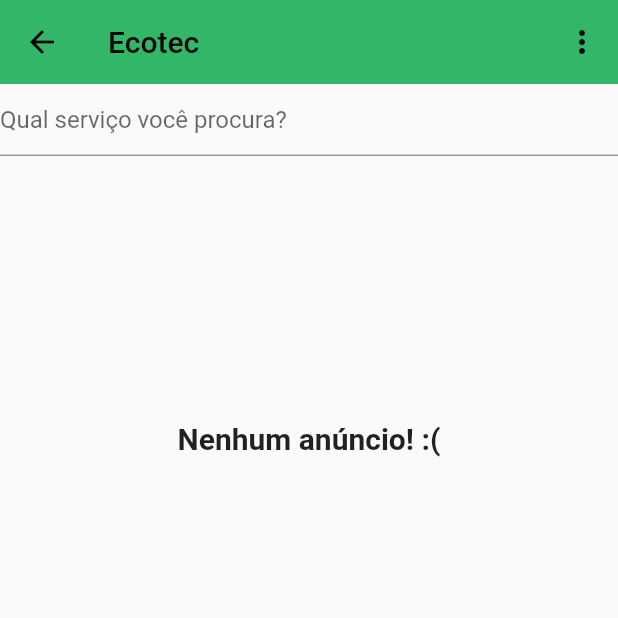
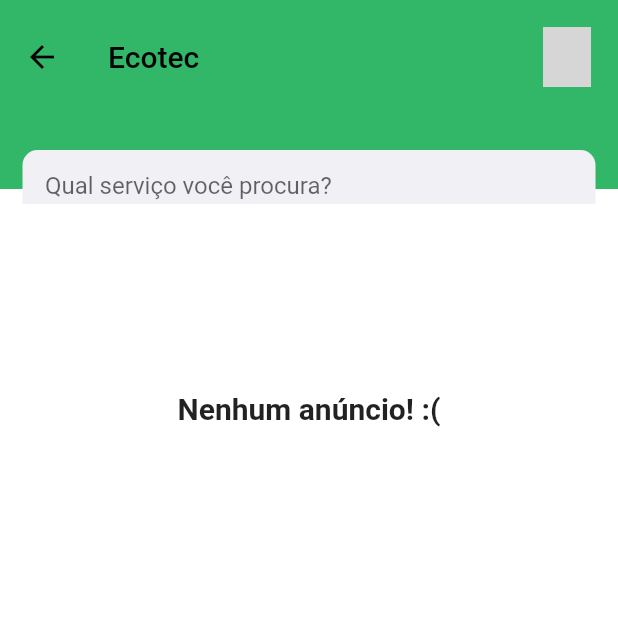
Before and after one commit to jorgedobkovski/ecotec-app, a Flutter app: the screen it shows after launch, on a phone screen of 412 x 824 dp, the top half of it. Run offline on Flutter 3.47's test engine with Material 2 defaults, Android fonts, the phone set to English and light mode, and no system bars; our stand-ins replace brasil_fields, cloud_firestore, firebase_auth, firebase_core, firebase_storage, flutter_swiper_null_safety and 1 more; missing offline and left inert: validadores; accounts and stored records are empty; network calls fail; grey boxes are pictures that could not be loaded.

Commit message:
feat: fixing main page interface

```diff
--- a/lib/views/Index.dart
+++ b/lib/views/Index.dart
@@ -2,6 +2,8 @@
 
 import 'package:cloud_firestore/cloud_firestore.dart';
 import 'package:ecotec/models/Offer.dart';
+import 'package:ecotec/models/UserApp.dart';
+import 'package:ecotec/views/widgets/CustomAppBar.dart';
 import 'package:ecotec/views/widgets/CustomSearchBar.dart';
 import 'package:ecotec/views/widgets/MainFilterWidget.dart';
 import 'package:ecotec/views/widgets/OfferWidget.dart';
@@ -20,6 +22,7 @@
   List<String> _menuItems = [""];
   String _selectedCategoryIndex = "";
   final _controller = StreamController<QuerySnapshot>.broadcast();
+  String profilePic = "https://firebasestorage.googleapis.com/v0/b/ecotec-30a76.appspot.com/o/profile_pics%2FwzTa3zTkzVdm5L3Y5XsfnfNqKgA3%2Fnull.jpg?alt=media&token=3c9f7867-3073-44ca-8e0b-7bcfe62bebb5";
 
   _logoutUser() async{
     FirebaseAuth auth = FirebaseAuth.instance;
@@ -78,19 +81,13 @@
   @override
   Widget build(BuildContext context) {
 
-    var loadingData = Center(
-      child: Column(children: <Widget>[
-        Text("Carregando anúncios..."),
-        CircularProgressIndicator()
-      ],),
-    );
-
-    return Scaffold(
-      appBar: AppBar(
-        title: Text("Ecotec"),
-        elevation: 0,
-        actions: <Widget>[
-          PopupMenuButton(
+    var actionsAppBar = <Widget>[
+      Padding(
+        padding: EdgeInsets.only(right: 10),
+        child: PopupMenuButton(
+          icon: CircleAvatar(
+            backgroundImage: NetworkImage(profilePic)
+          ),
           onSelected: _selectedMenuItem,
           itemBuilder: (context){
             return _menuItems.map((String item){
@@ -100,19 +97,31 @@
               );
             }).toList();
           },
+        ),
       )
-        ],
+    ];
+
+    var loadingData = Center(
+      child: Column(children: <Widget>[
+        Text("Carregando anúncios..."),
+        CircularProgressIndicator()
+      ],),
+    );
+
+    return Scaffold(
+      backgroundColor: Colors.white,
+      appBar: CustomAppBar(
+        context: context,
+        height: AppBar().preferredSize.height,
+        searchBar: CustomSearchBar(
+          controller: _controller,
+          selectedCategory: _selectedCategoryIndex,
+        ),
+        actions: actionsAppBar,
       ),
       body: Container(
         child: Column(children: <Widget>[
           Column(children: <Widget>[
-            Container(
-              height: 100,
-              child: CustomSearchBar(
-                controller: _controller,
-                selectedCategory: _selectedCategoryIndex,
-              ),
-            ),
             Container(
               height: 100,
               child: MainFilterWidget(
@@ -146,13 +155,14 @@
                     );
                   }
                   return Expanded(
+                    child: Padding(
+                    padding: EdgeInsets.symmetric(horizontal: 15),
                     child: ListView.builder(
                         itemCount: querySnapshot.docs.length,
                         itemBuilder: (_, index){
                           List<DocumentSnapshot> offers = querySnapshot.docs.toList();
                           DocumentSnapshot documentSnapshot = offers[index];
                           Offer offer = Offer.fromDocumentSnapshot(documentSnapshot);
-
                           return OfferWidget(
                              offer: offer,
                              onTapItem: (){
@@ -165,6 +175,7 @@
                            );
                           }
                     ),
+                    ),
                   );
               }
               return Container();
--- /dev/null
+++ b/lib/views/widgets/CustomAppBar.dart
@@ -0,0 +1,53 @@
+import 'package:ecotec/main.dart';
+import 'package:flutter/material.dart';
+
+import 'CustomSearchBar.dart';
+
+class CustomAppBar extends StatelessWidget implements PreferredSizeWidget {
+  final BuildContext context;
+  final double height;
+  final CustomSearchBar searchBar;
+  final List<Widget> actions;
+
+  CustomAppBar({required this.context, required this.height, required this.searchBar, required this.actions});
+
+  @override
+  Size get preferredSize => Size(MediaQuery.of(context).size.width, height + 80);
+
+  @override
+  Widget build(BuildContext context) {
+    return Stack(
+      children: <Widget>[
+        Container(
+          child: Padding(
+            padding: EdgeInsets.only(top: 10),
+                child: AppBar(
+                title: Text("Ecotec"),
+                actions: actions,
+                shadowColor: Colors.transparent,
+            ),
+          ),
+          color: ecotecTheme.colorScheme.primary,
+          height: height + 70,
+          width: MediaQuery.of(context).size.width,
+        ),
+        Container(),
+        Positioned(
+          top: 100.0,
+          left: 15.0,
+          right: 15.0,
+          child: Container(
+            child: Padding(
+              padding: EdgeInsets.symmetric(vertical: 0, horizontal: 15),
+              child: searchBar,
+            ),
+            decoration: BoxDecoration(
+              color: Color(0xFFF0F0F5),
+              borderRadius: BorderRadius.circular(10.0),
+            ),
+          ),
+        ),
+      ],
+    );
+  }
+}
--- a/lib/views/widgets/CustomSearchBar.dart
+++ b/lib/views/widgets/CustomSearchBar.dart
@@ -39,6 +39,7 @@
       controller: _searchController,
       decoration: InputDecoration(
         hintText: 'Qual serviço você procura?',
+        border: InputBorder.none,
       ),
       onChanged: (query){
         _searchOffers();
--- a/lib/views/widgets/MainFilterWidget.dart
+++ b/lib/views/widgets/MainFilterWidget.dart
@@ -108,22 +108,26 @@
                           _filterOffers();
                         });
                       },
-                      child: Card(
+                      child: Padding(
+                        padding: EdgeInsets.only(left: 15, bottom: 15 ),
                         child: Container(
                           width: 100,
                           decoration: BoxDecoration(
-                              border: Border.all(
-                                color: _selectedCategory == category.id ? Colors.green : Colors.transparent,
-                                width: 2,
-                              )
+                            color: Color(0xFFF0F0F5),
+                            borderRadius: BorderRadius.circular(15.0),
+                            border: Border.all(
+                              color: _selectedCategory == category.id ? Colors.green : Colors.transparent,
+                              width: 2,
+                            ),
                           ),
-                          child: Text(
-                              category.name
+                          child: Center(
+                              child: Text(category.name)
                           ),
                         ),
                       )
-                    );
+                      );
                   }
+
               );
           }
         }
--- a/lib/views/widgets/OfferWidget.dart
+++ b/lib/views/widgets/OfferWidget.dart
@@ -15,13 +15,15 @@
 
   @override
   Widget build(BuildContext context) {
-    return GestureDetector(
+    return Padding(
+      padding: EdgeInsets.symmetric(vertical: 7.5),
+      child: GestureDetector(
         onTap: this.onTapItem,
-      child: Card(
-        child: Padding(
-          padding: EdgeInsets.all(12),
+        child: ClipRRect(
+          borderRadius: BorderRadius.circular(15.0),
+          child: Container(
+            color: Color(0xFFF0F0F5),
             child: Row(children: <Widget>[
-
               SizedBox(
                 width: 120,
                 height: 120,
@@ -64,6 +66,7 @@
             ],),
           ),
         ),
+      ),
     );
   }
 }
```
Also changed, not shown: 1 other file. Lines whose indentation alone changed are shown as unchanged.
